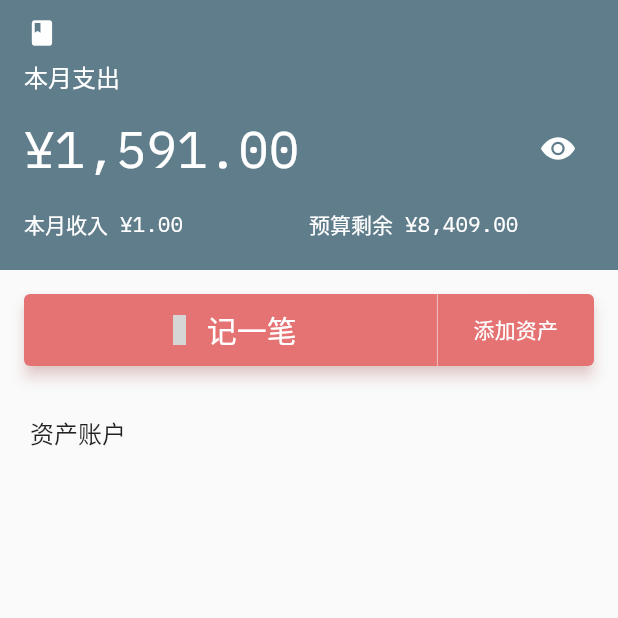
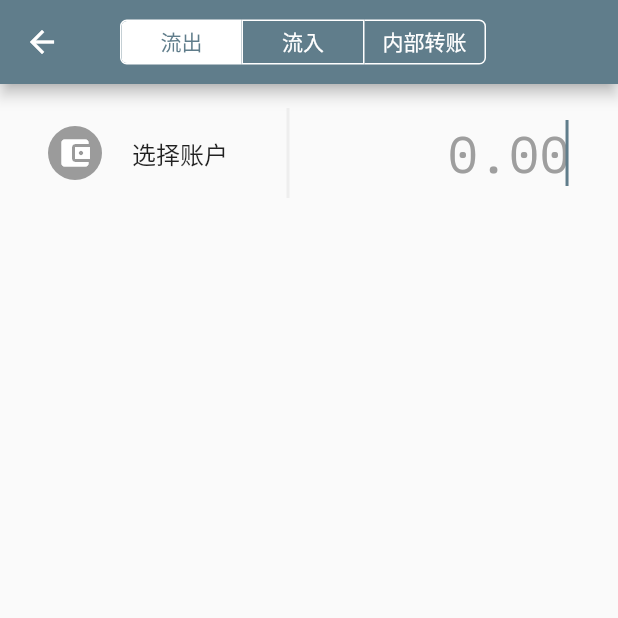
Before and after one commit to handnotes/handnote, a Flutter app: the screen it shows after launch, after a tap on "记一笔", on a phone screen of 412 x 824 dp, the top half of it. Run offline on Flutter 3.47's test engine with Material 2 defaults, Android fonts, the phone set to English and light mode, and no system bars; our stand-ins replace flutter_font_icons, flutter_hooks, flutter_svg, hooks_riverpod, nanoid, sqflite; missing offline and left inert: flutter_iconpicker, test; accounts and stored records are empty; grey boxes are pictures that could not be loaded.

Commit message:
feat: add wallet bill edit page
Took 5 hours 43 minutes

```diff
--- a/lib/database/db.dart
+++ b/lib/database/db.dart
@@ -47,7 +47,7 @@ class DB with ChangeNotifier {
 
     return openDatabase(
       dbPath,
-      version: 3,
+      version: 4,
       onCreate: (Database db, int version) async {
         logger.info('First time run the app. Start running the migration script to v$version...');
         for (var i = 1; i <= version; i++) {
--- a/lib/theme.dart
+++ b/lib/theme.dart
@@ -1,6 +1,7 @@
 import 'package:flutter/material.dart';
 
 final lightTheme = ThemeData(
+  primarySwatch: Colors.blueGrey,
   brightness: Brightness.light,
   primaryColor: Colors.blueGrey,
   backgroundColor: Colors.blueGrey[50],
--- a/lib/wallet/model/wallet_asset_provider.dart
+++ b/lib/wallet/model/wallet_asset_provider.dart
@@ -11,12 +11,12 @@ class WalletAssetNotifier extends StateNotifier<List<WalletAsset>> {
 
   static const tableName = 'wallet_asset';
 
-  Future<void> getHomeScreenList() async {
+  Future<void> getList() async {
     final db = await DB.shared.instance;
     final List<Map<String, Object?>> list = await db.query(
       tableName,
       orderBy: 'created_at DESC',
-      where: 'deleted_at is null and show_in_home_page = 1',
+      where: 'deleted_at is null',
     );
     state = list.map((e) => WalletAsset.fromMap(e)).toList();
   }
@@ -25,14 +25,14 @@ class WalletAssetNotifier extends StateNotifier<List<WalletAsset>> {
     final db = await DB.shared.instance;
     final updated = asset.copyWith(createdAt: DateTime.now(), updatedAt: DateTime.now());
     await db.insert(tableName, updated.toMap());
-    await getHomeScreenList();
+    await getList();
   }
 
   Future<void> update(WalletAsset asset) async {
     final db = await DB.shared.instance;
     final updated = asset.copyWith(updatedAt: DateTime.now());
     await db.update(tableName, updated.toMap(), where: 'id = ?', whereArgs: [asset.id]);
-    await getHomeScreenList();
+    await getList();
   }
 
   Future<void> delete(WalletAsset asset) async {
--- /dev/null
+++ b/lib/wallet/screen/bill/wallet_bill_edit_screen.dart
@@ -0,0 +1,49 @@
+import 'package:flutter/material.dart';
+import 'package:flutter_hooks/flutter_hooks.dart';
+import 'package:handnote/wallet/model/wallet_asset.dart';
+import 'package:handnote/wallet/model/wallet_asset_provider.dart';
+import 'package:handnote/wallet/model/wallet_bill.dart';
+import 'package:handnote/wallet/widget/wallet_choose_asset.dart';
+import 'package:handnote/widgets/page_container.dart';
+import 'package:handnote/widgets/radio_buttons.dart';
+import 'package:hooks_riverpod/hooks_riverpod.dart';
+
+class WalletBillEditScreen extends HookConsumerWidget {
+  const WalletBillEditScreen({Key? key}) : super(key: key);
+
+  @override
+  Widget build(BuildContext context, ref) {
+    final walletAssets = ref.watch(walletAssetProvider);
+    final billType = useState(WalletBillType.outcome);
+    final asset = useState<WalletAsset?>(null);
+    final amount = useState(0.0);
+
+    return PageContainer(
+      child: Scaffold(
+        appBar: AppBar(
+          leading: const BackButton(),
+          title: RadioButtons(
+            inverse: true,
+            dense: true,
+            childMinSize: 80,
+            textList: const ['流出', '流入', '内部转账'],
+            selected: billType.value.index,
+            onSelected: (index) => billType.value = WalletBillType.values[index],
+          ),
+        ),
+        body: Column(
+          children: [
+            WalletBillEditAmount(
+              billType: billType.value,
+              asset: asset.value,
+              assets: walletAssets,
+              onSelected: (newAsset) => asset.value = newAsset,
+              amount: amount.value,
+              onAmountChanged: (newValue) => amount.value = newValue,
+            ),
+          ],
+        ),
+      ),
+    );
+  }
+}
--- a/lib/wallet/screen/wallet_home_screen.dart
+++ b/lib/wallet/screen/wallet_home_screen.dart
@@ -6,6 +6,7 @@ import 'package:flutter_hooks/flutter_hooks.dart';
 import 'package:handnote/constants/icons.dart';
 import 'package:handnote/wallet/model/wallet_asset_provider.dart';
 import 'package:handnote/wallet/screen/asset/wallet_asset_add_screen.dart';
+import 'package:handnote/wallet/screen/bill/wallet_bill_edit_screen.dart';
 import 'package:handnote/wallet/widget/wallet_asset_list.dart';
 import 'package:handnote/widgets/currency_text.dart';
 import 'package:handnote/widgets/page_container.dart';
@@ -29,11 +30,11 @@ class WalletHomeScreen extends HookConsumerWidget {
 
     useEffect(() {
       // TODO: View hidden wallet assets
-      ref.read(walletAssetProvider.notifier).getHomeScreenList();
+      ref.read(walletAssetProvider.notifier).getList();
       return null;
     }, []);
 
-    final walletAssets = ref.watch(walletAssetProvider);
+    final walletAssets = ref.watch(walletAssetProvider).where((e) => e.showInHomePage).toList();
 
     return PageContainer(
       child: Scaffold(
@@ -205,7 +206,9 @@ class WalletHomeScreen extends HookConsumerWidget {
                     size: theme.textTheme.headline6?.fontSize,
                   ),
                   onPressed: () {
-                    // TODO: add a bill page
+                    Navigator.of(context).push(MaterialPageRoute(
+                      builder: (context) => const WalletBillEditScreen(),
+                    ));
                   },
                 ),
               ),
--- a/lib/wallet/widget/wallet_asset_item.dart
+++ b/lib/wallet/widget/wallet_asset_item.dart
@@ -6,35 +6,92 @@ import 'package:handnote/wallet/constants/wallet_icon_map.dart';
 import 'package:handnote/wallet/model/wallet_asset.dart';
 import 'package:handnote/wallet/model/wallet_asset_provider.dart';
 import 'package:handnote/wallet/screen/asset/wallet_asset_edit_screen.dart';
-import 'package:handnote/widgets/currency_text.dart';
 import 'package:handnote/widgets/round_icon.dart';
 import 'package:hooks_riverpod/hooks_riverpod.dart';
 
 class WalletAssetItem extends HookConsumerWidget {
-  final WalletAsset asset;
-  final bool maskBalance;
+  const WalletAssetItem(
+    this.asset, {
+    Key? key,
+    this.dense = false,
+    this.trailingBuilder,
+    this.onTap,
+    this.allowEdit = false,
+  }) : super(key: key);
 
-  const WalletAssetItem(this.asset, {Key? key, this.maskBalance = false}) : super(key: key);
+  final WalletAsset? asset;
+  final bool dense;
+  final Widget? Function()? trailingBuilder;
+  final GestureTapCallback? onTap;
+  final bool allowEdit;
 
   @override
   Widget build(BuildContext context, ref) {
+    return dense
+        ? _buildListTile(context, ref, asset)
+        : Card(
+            elevation: 8,
+            shadowColor: Colors.black.withOpacity(0.1),
+            child: _buildListTile(context, ref, asset),
+          );
+  }
+
+  ListTile _buildListTile(BuildContext context, WidgetRef ref, WalletAsset? asset) {
+    final theme = Theme.of(context);
+    final bankInfo = bankInfoMap[asset?.bank];
+    final subtitle = _getSubtitle(asset);
+    final assetIcon = asset == null
+        ? RoundIcon(
+            const Icon(Icons.account_balance_wallet),
+            color: theme.disabledColor,
+          )
+        : bankInfo != null
+            ? RoundIcon(bankInfo.icon)
+            : RoundIcon(walletAssetTypeIconMap[asset.type]);
+
+    return ListTile(
+      minVerticalPadding: 0,
+      leading: FittedBox(
+        alignment: Alignment.centerLeft,
+        child: assetIcon,
+      ),
+      title: Container(
+        height: 60,
+        alignment: Alignment.centerLeft,
+        child: Column(
+          mainAxisAlignment: MainAxisAlignment.center,
+          crossAxisAlignment: CrossAxisAlignment.start,
+          children: [
+            Text(
+              asset?.name ?? '选择账户',
+              style: theme.textTheme.subtitle1,
+              softWrap: false,
+              overflow: TextOverflow.fade,
+            ),
+            if (subtitle != null)
+              Text(
+                subtitle,
+                softWrap: false,
+                overflow: TextOverflow.fade,
+                style: theme.textTheme.caption,
+              )
+          ],
+        ),
+      ),
+      trailing: trailingBuilder != null ? trailingBuilder!() : null,
+      onTap: onTap,
+      onLongPress: allowEdit && asset != null ? () => _showAdvancedDialog(context, ref) : null,
+    );
+  }
+
+  String? _getSubtitle(WalletAsset? asset) {
+    if (asset == null) return null;
+
     final bankInfo = bankInfoMap[asset.bank];
     final String cardNumber = asset.cardNumber?.slice(-4) ?? '';
     final String bankCardName = (bankInfo != null ? assetTypeNameMap[asset.type] : null) ?? '';
     final String subTitle = (asset.remark.isNotEmpty ? asset.remark : '$bankCardName $cardNumber').trim();
-
-    return Card(
-      elevation: 8,
-      shadowColor: Colors.black.withOpacity(0.1),
-      child: ListTile(
-        leading: bankInfo != null ? RoundIcon(bankInfo.icon) : RoundIcon(walletAssetTypeIconMap[asset.type]),
-        title: Text(asset.name),
-        subtitle: subTitle.isEmpty ? null : Text(subTitle),
-        trailing: CurrencyText(asset.balance, mask: maskBalance, monoFont: false),
-        visualDensity: VisualDensity.standard,
-        onLongPress: () => _showAdvancedDialog(context, ref),
-      ),
-    );
+    return subTitle.isNotEmpty ? subTitle : null;
   }
 
   Future<int?> _showAdvancedDialog(BuildContext context, WidgetRef ref) {
@@ -49,7 +106,7 @@ class WalletAssetItem extends HookConsumerWidget {
             ),
           ),
           child: SimpleDialog(
-            title: Text(asset.name),
+            title: Text(asset!.name),
             children: [
               SimpleDialogOption(
                 child: const Text('隐藏'),
@@ -74,12 +131,14 @@ class WalletAssetItem extends HookConsumerWidget {
   }
 
   Future<void> _hideAsset(BuildContext context, WidgetRef ref) async {
-    await ref.read(walletAssetProvider.notifier).hide(asset);
+    await ref.read(walletAssetProvider.notifier).hide(asset!);
     Navigator.of(context).pop();
   }
 
   Future<void> _editAsset(BuildContext context, WidgetRef ref) async {
-    Navigator.of(context).pushReplacement(MaterialPageRoute(builder: (context) => WalletAssetEditScreen(asset: asset)));
+    Navigator.of(context).pushReplacement(MaterialPageRoute(
+      builder: (context) => WalletAssetEditScreen(asset: asset!),
+    ));
   }
 
   Future<void> _deleteAsset(BuildContext context, WidgetRef ref) async {
@@ -88,7 +147,7 @@ class WalletAssetItem extends HookConsumerWidget {
       context: context,
       builder: (context) => AlertDialog(
         title: const Text('确认删除'),
-        content: Text('确认删除资产：${asset.name}？'),
+        content: Text('确认删除资产：${asset!.name}？'),
         actions: [
           TextButton(
             autofocus: true,
@@ -99,7 +158,7 @@ class WalletAssetItem extends HookConsumerWidget {
             style: TextButton.styleFrom(primary: Theme.of(context).errorColor),
             child: const Text('确认'),
             onPressed: () async {
-              await ref.read(walletAssetProvider.notifier).delete(asset);
+              await ref.read(walletAssetProvider.notifier).delete(asset!);
               Navigator.of(context)
                 ..pop()
                 ..pop();
--- a/lib/wallet/widget/wallet_asset_list.dart
+++ b/lib/wallet/widget/wallet_asset_list.dart
@@ -18,6 +18,7 @@ class WalletAssetList extends HookWidget {
   @override
   Widget build(BuildContext context) {
     List<WalletAsset> assets = this.assets;
+    final theme = Theme.of(context);
 
     if (inHomePage) {
       assets = this.assets.where((asset) => asset.showInHomePage).toList();
@@ -34,7 +35,15 @@ class WalletAssetList extends HookWidget {
           ),
           const SizedBox(height: 8),
           Column(children: [
-            for (var asset in assets) WalletAssetItem(asset, maskBalance: maskAmount),
+            for (var asset in assets)
+              WalletAssetItem(
+                asset,
+                allowEdit: true,
+                trailingBuilder: () => Text(
+                  maskAmount ? '****' : asset.balance.toString(),
+                  style: theme.textTheme.subtitle1,
+                ),
+              ),
           ]),
         ],
       ),
--- /dev/null
+++ b/lib/wallet/widget/wallet_choose_asset.dart
@@ -0,0 +1,115 @@
+import 'package:flutter/material.dart';
+import 'package:flutter_hooks/flutter_hooks.dart';
+import 'package:handnote/constants/constants.dart';
+import 'package:handnote/wallet/model/wallet_asset.dart';
+import 'package:handnote/wallet/model/wallet_bill.dart';
+import 'package:handnote/wallet/widget/wallet_asset_item.dart';
+import 'package:handnote/widgets/round_icon.dart';
+
+class WalletBillEditAmount extends HookWidget {
+  const WalletBillEditAmount({
+    Key? key,
+    required this.billType,
+    required this.asset,
+    required this.assets,
+    required this.onSelected,
+    required this.amount,
+    required this.onAmountChanged,
+  }) : super(key: key);
+
+  final WalletBillType billType;
+  final WalletAsset? asset;
+  final List<WalletAsset> assets;
+  final Function(WalletAsset? asset) onSelected;
+
+  final double amount;
+  final Function(double amount) onAmountChanged;
+
+  @override
+  Widget build(BuildContext context) {
+    final theme = Theme.of(context);
+    final noAssetIcon = RoundIcon(Icon(Icons.account_balance_wallet, color: theme.disabledColor));
+
+    return Padding(
+      padding: const EdgeInsets.all(16.0),
+      child: IntrinsicHeight(
+        child: Row(
+          mainAxisSize: MainAxisSize.max,
+          children: [
+            SizedBox(
+              width: 160,
+              height: double.infinity,
+              child: WalletAssetItem(
+                asset,
+                dense: true,
+                onTap: () => _chooseAsset(context, asset, noAssetIcon),
+              ),
+            ),
+            const VerticalDivider(thickness: 2, width: 32),
+            Expanded(
+              child: TextField(
+                style: TextStyle(
+                  fontSize: theme.textTheme.headline4?.fontSize,
+                  color: billType == WalletBillType.outcome ? Colors.red : Colors.green,
+                  fontFamily: fontMonospace,
+                ),
+                decoration: InputDecoration(
+                  hintText: '0.00',
+                  hintStyle: TextStyle(fontSize: theme.textTheme.headline4?.fontSize, fontFamily: fontMonospace),
+                  border: InputBorder.none,
+                  contentPadding: const EdgeInsets.symmetric(horizontal: 16.0),
+                  counterText: '',
+                ),
+                autofocus: true,
+                textAlign: TextAlign.right,
+                maxLength: 10,
+                keyboardType: TextInputType.number,
+              ),
+            ),
+          ],
+        ),
+      ),
+    );
+  }
+
+  Future<dynamic> _chooseAsset(BuildContext context, WalletAsset? previous, Widget? noAssetIcon) {
+    return showModalBottomSheet(
+      context: context,
+      isScrollControlled: true,
+      builder: (context) {
+        return Container(
+          padding: const EdgeInsets.all(8.0),
+          height: 500,
+          child: ListView.separated(
+            itemCount: assets.length + 1,
+            separatorBuilder: (context, index) => const Divider(height: 1),
+            itemBuilder: (context, index) {
+              if (index == assets.length) {
+                return ListTile(
+                  leading: noAssetIcon,
+                  title: const Text('不选择账户'),
+                  subtitle: const Text('将使用默认账户'),
+                  onTap: () {
+                    onSelected(null);
+                    Navigator.pop(context);
+                  },
+                );
+              } else {
+                final element = assets[index];
+                return WalletAssetItem(
+                  element,
+                  dense: true,
+                  trailingBuilder: () => element.id == previous?.id ? const Icon(Icons.check) : null,
+                  onTap: () {
+                    onSelected(element);
+                    Navigator.pop(context);
+                  },
+                );
+              }
+            },
+          ),
+        );
+      },
+    );
+  }
+}
--- a/lib/widgets/radio_buttons.dart
+++ b/lib/widgets/radio_buttons.dart
@@ -9,6 +9,7 @@ class RadioButtons extends HookWidget {
     this.onSelected,
     this.inverse = false,
     this.dense = false,
+    this.childMinSize = 0,
   }) : super(key: key);
 
   final List<String> textList;
@@ -16,6 +17,7 @@ class RadioButtons extends HookWidget {
   final ValueChanged<int>? onSelected;
   final bool inverse;
   final bool dense;
+  final double childMinSize;
 
   List<bool> getMenuStatus(int selected) => List.generate(textList.length, (index) => selected == index);
 
@@ -31,7 +33,7 @@ class RadioButtons extends HookWidget {
       padding: const EdgeInsets.all(8.0),
       child: LayoutBuilder(builder: (context, constraints) {
         final double height = dense ? 28 : 32;
-        final double minWidth = dense ? 0.0 : (constraints.maxWidth - textList.length - 1) / textList.length;
+        final double minWidth = dense ? childMinSize : (constraints.maxWidth - textList.length - 1) / textList.length;
 
         return ToggleButtons(
           children: textList.map((text) {
--- a/pubspec.yaml
+++ b/pubspec.yaml
@@ -38,6 +38,7 @@ dependencies:
   path: ^1.8.0
   sqflite: ^2.0.2
   intl: ^0.17.0
+  nanoid: ^1.0.0
 
 dev_dependencies:
   test:
```
Also changed, not shown: lib/utils/nanoid.dart (added, +8 -0 lines), lib/wallet/model/wallet_bill.dart (added, +104 -0 lines), lib/wallet/model/wallet_bill_provider.dart (added, +44 -0 lines), pubspec.lock, 2 other files.
